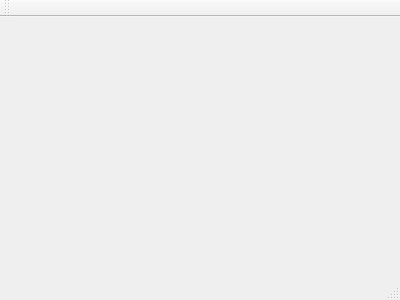
This is App/AppAnimationTest/animationmainwindow.ui in tiangaomingjing/ServoDriveTech as Qt 5 draws it before an edit. The edited form follows.
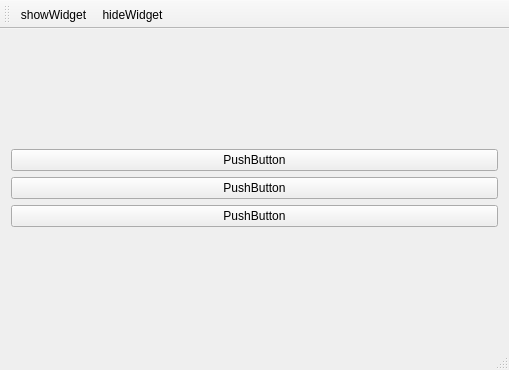
This is the edited form.

What changed in the file:
```diff
--- a/App/AppAnimationTest/animationmainwindow.ui
+++ b/App/AppAnimationTest/animationmainwindow.ui
@@ -1,24 +1,79 @@
 <ui version="4.0">
  <class>AnimationMainWindow</class>
- <widget class="QMainWindow" name="AnimationMainWindow" >
-  <property name="geometry" >
+ <widget class="QMainWindow" name="AnimationMainWindow">
+  <property name="geometry">
    <rect>
     <x>0</x>
     <y>0</y>
-    <width>400</width>
-    <height>300</height>
+    <width>509</width>
+    <height>370</height>
    </rect>
   </property>
   <property name="windowTitle" >
    <string>AnimationMainWindow</string>
   </property>
-  <widget class="QMenuBar" name="menuBar" />
-  <widget class="QToolBar" name="mainToolBar" />
-  <widget class="QWidget" name="centralWidget" />
-  <widget class="QStatusBar" name="statusBar" />
+  <widget class="QWidget" name="centralWidget">
+   <layout class="QVBoxLayout" name="verticalLayout_2">
+    <item>
+     <layout class="QVBoxLayout" name="vLayout">
+      <item>
+       <widget class="QPushButton" name="pushButton_2">
+        <property name="text">
+         <string>PushButton</string>
+        </property>
+       </widget>
+      </item>
+      <item>
+       <widget class="QPushButton" name="pushButton_3">
+        <property name="text">
+         <string>PushButton</string>
+        </property>
+       </widget>
+      </item>
+      <item>
+       <widget class="QPushButton" name="pushButton">
+        <property name="text">
+         <string>PushButton</string>
+        </property>
+       </widget>
+      </item>
+     </layout>
+    </item>
+   </layout>
+  </widget>
+  <widget class="QMenuBar" name="menuBar">
+   <property name="geometry">
+    <rect>
+     <x>0</x>
+     <y>0</y>
+     <width>509</width>
+     <height>23</height>
+    </rect>
+   </property>
+  </widget>
+  <widget class="QToolBar" name="mainToolBar">
+   <attribute name="toolBarArea">
+    <enum>TopToolBarArea</enum>
+   </attribute>
+   <attribute name="toolBarBreak">
+    <bool>false</bool>
+   </attribute>
+   <addaction name="actionShowWidget"/>
+   <addaction name="actionHideWidget"/>
+  </widget>
+  <widget class="QStatusBar" name="statusBar"/>
+  <action name="actionShowWidget">
+   <property name="text">
+    <string>showWidget</string>
+   </property>
+  </action>
+  <action name="actionHideWidget">
+   <property name="text">
+    <string>hideWidget</string>
+   </property>
+  </action>
  </widget>
- <layoutDefault spacing="6" margin="11" />
- <pixmapfunction></pixmapfunction>
+ <layoutdefault spacing="6" margin="11"/>
  <resources/>
  <connections/>
 </ui>
```
Left out of the diff: 3 changed lines with no effect on the pictures.
